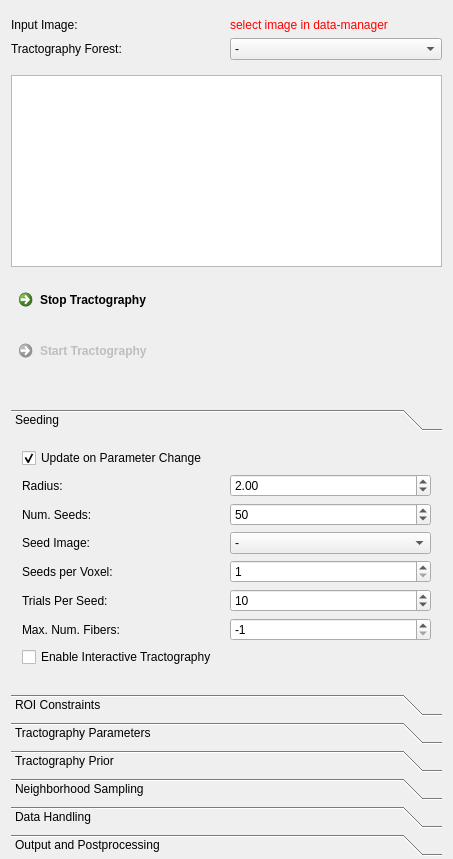
This is Plugins/org.mitk.gui.qt.diffusionimaging.tractography/src/internal/QmitkStreamlineTrackingViewControls.ui in MITK/MITK as Qt 5 draws it before an edit. The edited form follows.
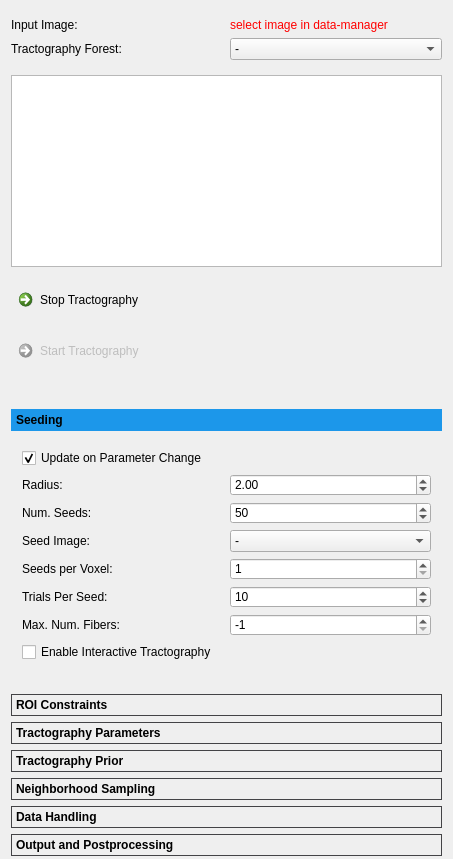
This is the edited form. Custom widgets are drawn as their Qt base class.

Commit message: Update diffusion view style

```diff
--- a/Plugins/org.mitk.gui.qt.diffusionimaging.tractography/src/internal/QmitkStreamlineTrackingViewControls.ui
+++ b/Plugins/org.mitk.gui.qt.diffusionimaging.tractography/src/internal/QmitkStreamlineTrackingViewControls.ui
@@ -19,6 +19,43 @@
   <property name="windowTitle">
    <string>QmitkTemplate</string>
   </property>
+  <property name="styleSheet">
+   <string>QCommandLinkButton {
+  font-weight: normal;
+}
+
+QCommandLinkButton:disabled {
+  border: none;
+  font-weight: lighter;
+}
+
+QToolBox::tab {
+  border: 1px solid #434346;
+  font-weight: bold;
+}
+
+QToolBox::tab:hover {
+  background-color: #434346;
+  font-weight: bold;
+}
+
+QToolBox::tab:selected {
+  background-color: #1c97ea;
+  border: 1px solid #1c97ea;
+  font-weight: bold;
+}
+
+QGroupBox {
+  border: 1px solid #434346;
+  background-color: #2d2d30;
+  margin-top: 8px;
+  padding-top: 8px;
+}
+
+QGroupBox, QGroupBox:disabled {
+  background-color: #2d2d30;
+}</string>
+  </property>
   <layout class="QGridLayout" name="gridLayout_11">
    <property name="topMargin">
     <number>3</number>
@@ -270,7 +307,7 @@
                 <string/>
                </property>
                <property name="text">
-                <string>Radius: </string>
+                <string>Radius:</string>
                </property>
               </widget>
              </item>
@@ -485,7 +522,7 @@
           <string>Dynamically pick a seed location by click into image.</string>
          </property>
          <property name="text">
-          <string>Enable Interactive Tractography </string>
+          <string>Enable Interactive Tractography</string>
          </property>
         </widget>
        </item>
@@ -1542,7 +1579,7 @@
    </item>
   </layout>
  </widget>
- <layoutdefault spacing="6" margin="11"/>
+ <layoutdefault spacing="6" margin="11"></layoutdefault>
  <customwidgets>
   <customwidget>
    <class>QmitkDataStorageComboBox</class>
```
Left out of the diff: 72 changed lines with no effect on the pictures. The commit also changes 32 other files.
